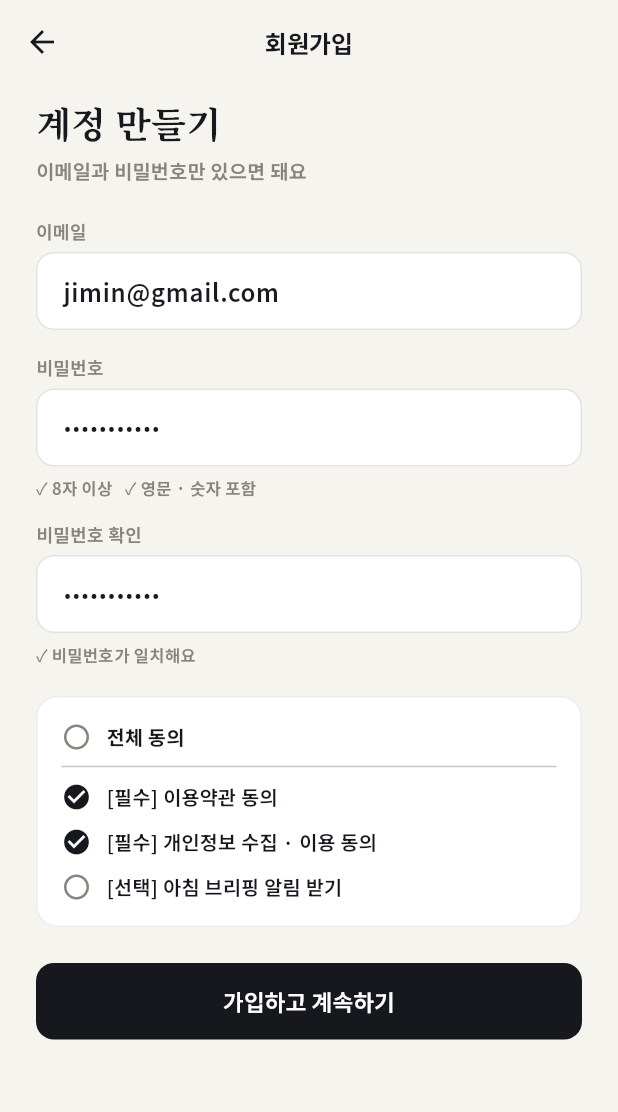
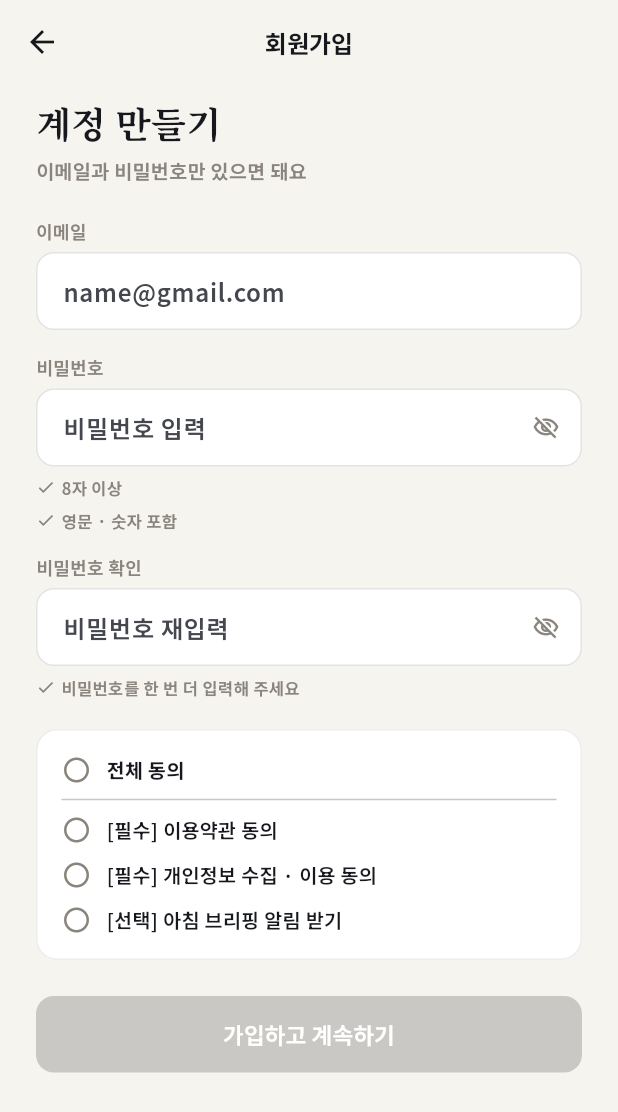
Before and after one commit to Oneul-Economy/Oneul-Economy, a Flutter app: the SignUpScreen screen opened directly, on a phone screen of 412 x 824 dp. Shown: the top 1112 px of the screen. Run offline on Flutter 3.47's test engine with Material 3 defaults, Android fonts, the phone set to English and light mode, and no system bars; project files that could hold a hidden picture were left out.

Commit message:
feat: 로그인·회원가입 화면 입력 검사와 상태 표시 (UI만, Firebase 연결 전)
- 미리 채워진 예시 계정·약관 동의 제거
- 로그인: 이메일 형식·빈칸 오류, 빈칸이면 버튼 꺼짐, Enter로 로그인, 비밀번호 찾기는 준비 중 안내
- 회원가입: 비밀번호 규칙(8자·영문·숫자)과 일치 여부를 입력하는 대로 표시, 보기/숨기기,
  규칙·일치·필수 약관을 모두 채워야 버튼이 켜짐
- 실제 로그인·가입은 TODO(#46) 두 곳
- 위젯 테스트 2개

```diff
--- a/Frontend/lib/screens/onboarding_auth_screens.dart
+++ b/Frontend/lib/screens/onboarding_auth_screens.dart
@@ -272,6 +272,80 @@ class _DarkTag extends StatelessWidget {
   }
 }
 
+/// 오류 문구 색. 앱의 다른 빨간색(포트폴리오 상승 등)과 같은 값.
+const _errorRed = Color(0xFFD93025);
+
+final _emailPattern = RegExp(r'^[^@\s]+@[^@\s]+\.[^@\s]+$');
+
+bool _isEmail(String text) => _emailPattern.hasMatch(text.trim());
+
+/// 입력칸 아래 한 줄 안내. [ok]가 null이면 회색 안내, true면 통과, false면 빨간 오류.
+class _HintLine extends StatelessWidget {
+  const _HintLine(this.text, {this.ok});
+
+  final String text;
+  final bool? ok;
+
+  @override
+  Widget build(BuildContext context) {
+    final color = switch (ok) {
+      true => AppColors.ink,
+      false => _errorRed,
+      null => AppColors.muted,
+    };
+    return Padding(
+      padding: const EdgeInsets.only(top: 6),
+      child: Row(
+        children: [
+          Icon(
+            ok == false ? Icons.error_outline : Icons.check,
+            size: 13,
+            color: color,
+          ),
+          const SizedBox(width: 4),
+          Flexible(
+            child: Text(
+              text,
+              style: TextStyle(
+                fontFamily: AppFonts.sans,
+                color: color,
+                fontSize: 11,
+                fontWeight: ok == true ? FontWeight.w600 : FontWeight.w400,
+              ),
+            ),
+          ),
+        ],
+      ),
+    );
+  }
+}
+
+ButtonStyle _primaryButtonStyle() => ElevatedButton.styleFrom(
+      backgroundColor: AppColors.ink,
+      foregroundColor: Colors.white,
+      disabledBackgroundColor: AppColors.ink.withValues(alpha: 0.2),
+      disabledForegroundColor: Colors.white,
+      elevation: 0,
+      padding: const EdgeInsets.symmetric(vertical: 15),
+      shape: RoundedRectangleBorder(borderRadius: BorderRadius.circular(12)),
+    );
+
+Widget _visibilityToggle(bool obscure, VoidCallback onPressed) => IconButton(
+      icon: Icon(
+        obscure ? Icons.visibility_off_outlined : Icons.visibility_outlined,
+        size: 18,
+        color: AppColors.muted,
+      ),
+      tooltip: obscure ? '비밀번호 보기' : '비밀번호 숨기기',
+      onPressed: onPressed,
+    );
+
+void _showNotReady(BuildContext context, String what) {
+  ScaffoldMessenger.of(context)
+    ..hideCurrentSnackBar()
+    ..showSnackBar(SnackBar(content: Text('$what은(는) 준비 중이에요.')));
+}
+
 /// 온보딩 02: 이메일 로그인
 class EmailLoginScreen extends StatefulWidget {
   const EmailLoginScreen({super.key});
@@ -281,9 +355,32 @@ class EmailLoginScreen extends StatefulWidget {
 }
 
 class _EmailLoginScreenState extends State<EmailLoginScreen> {
-  final _emailController = TextEditingController(text: 'jimin@gmail.com');
-  final _passwordController = TextEditingController(text: 'password123');
+  final _emailController = TextEditingController();
+  final _passwordController = TextEditingController();
   bool _obscure = true;
+
+  /// 처음 로그인을 누르기 전에는 빈칸 오류를 보여주지 않음 (들어오자마자 빨간 글자가 뜨지 않게)
+  bool _submitted = false;
+
+  bool get _filled =>
+      _emailController.text.trim().isNotEmpty && _passwordController.text.isNotEmpty;
+
+  String? get _emailError {
+    if (!_submitted) return null;
+    if (_emailController.text.trim().isEmpty) return '이메일을 입력해 주세요';
+    if (!_isEmail(_emailController.text)) return '이메일 형식을 확인해 주세요 (예: name@gmail.com)';
+    return null;
+  }
+
+  String? get _passwordError =>
+      _submitted && _passwordController.text.isEmpty ? '비밀번호를 입력해 주세요' : null;
+
+  void _submit() {
+    setState(() => _submitted = true);
+    if (_emailError != null || _passwordError != null) return;
+    // TODO(#46): Firebase Auth 이메일 로그인 연결. 실패하면 오류 문구를 비밀번호 칸 아래에 표시
+    Navigator.popUntil(context, (r) => r.isFirst);
+  }
 
   @override
   void dispose() {
@@ -304,6 +401,7 @@ class _EmailLoginScreenState extends State<EmailLoginScreen> {
       body: SafeArea(
         child: Padding(
           padding: const EdgeInsets.fromLTRB(24, 8, 24, 24),
+          child: AutofillGroup(
             child: Column(
               crossAxisAlignment: CrossAxisAlignment.stretch,
               children: [
@@ -331,34 +429,41 @@ class _EmailLoginScreenState extends State<EmailLoginScreen> {
                 const SizedBox(height: 6),
                 TextField(
                   controller: _emailController,
+                  keyboardType: TextInputType.emailAddress,
+                  textInputAction: TextInputAction.next,
+                  autofillHints: const [AutofillHints.email],
+                  autocorrect: false,
+                  onChanged: (_) => setState(() {}),
                   decoration: _inputDecoration(
                     prefixIcon: Icons.mail_outline,
                     hint: '이메일 입력',
                   ),
                 ),
+                if (_emailError case final error?) _HintLine(error, ok: false),
                 const SizedBox(height: 16),
                 _fieldLabel('비밀번호'),
                 const SizedBox(height: 6),
                 TextField(
                   controller: _passwordController,
                   obscureText: _obscure,
+                  textInputAction: TextInputAction.done,
+                  autofillHints: const [AutofillHints.password],
+                  onChanged: (_) => setState(() {}),
+                  onSubmitted: (_) => _filled ? _submit() : null,
                   decoration: _inputDecoration(
                     prefixIcon: Icons.lock_outline,
                     hint: '비밀번호 입력',
-                  suffixIcon: IconButton(
-                    icon: Icon(
-                      _obscure ? Icons.visibility_off_outlined : Icons.visibility_outlined,
-                      size: 18,
-                      color: AppColors.muted,
-                    ),
-                    onPressed: () => setState(() => _obscure = !_obscure),
+                    suffixIcon: _visibilityToggle(
+                      _obscure,
+                      () => setState(() => _obscure = !_obscure),
                     ),
                   ),
                 ),
+                if (_passwordError case final error?) _HintLine(error, ok: false),
                 Align(
                   alignment: Alignment.centerRight,
                   child: TextButton(
-                  onPressed: () {},
+                    onPressed: () => _showNotReady(context, '비밀번호 찾기'),
                     child: Text(
                       '비밀번호를 잊으셨나요?',
                       style: TextStyle(
@@ -371,16 +476,8 @@ class _EmailLoginScreenState extends State<EmailLoginScreen> {
                 ),
                 const SizedBox(height: 8),
                 ElevatedButton(
-                onPressed: () => Navigator.popUntil(context, (r) => r.isFirst),
-                style: ElevatedButton.styleFrom(
-                  backgroundColor: AppColors.ink,
-                  foregroundColor: Colors.white,
-                  elevation: 0,
-                  padding: const EdgeInsets.symmetric(vertical: 15),
-                  shape: RoundedRectangleBorder(
-                    borderRadius: BorderRadius.circular(12),
-                  ),
-                ),
+                  onPressed: _filled ? _submit : null,
+                  style: _primaryButtonStyle(),
                   child: Text(
                     '로그인',
                     style: TextStyle(
@@ -425,6 +522,7 @@ class _EmailLoginScreenState extends State<EmailLoginScreen> {
             ),
           ),
         ),
+      ),
     );
   }
 }
@@ -438,14 +536,25 @@ class SignUpScreen extends StatefulWidget {
 }
 
 class _SignUpScreenState extends State<SignUpScreen> {
-  final _emailController = TextEditingController(text: 'jimin@gmail.com');
-  final _pwController = TextEditingController(text: 'password123');
-  final _pwConfirmController = TextEditingController(text: 'password123');
-  bool _agreeTerms = true;
-  bool _agreePrivacy = true;
+  final _emailController = TextEditingController();
+  final _pwController = TextEditingController();
+  final _pwConfirmController = TextEditingController();
+  bool _obscurePw = true;
+  bool _obscureConfirm = true;
+  bool _agreeTerms = false;
+  bool _agreePrivacy = false;
   bool _agreeMarketing = false;
 
   bool get _allAgreed => _agreeTerms && _agreePrivacy && _agreeMarketing;
+
+  String get _pw => _pwController.text;
+  bool get _emailOk => _isEmail(_emailController.text);
+  bool get _lengthOk => _pw.length >= 8;
+  bool get _mixOk => RegExp(r'[A-Za-z]').hasMatch(_pw) && RegExp(r'\d').hasMatch(_pw);
+  bool get _matchOk => _pwConfirmController.text.isNotEmpty && _pwConfirmController.text == _pw;
+
+  bool get _canSubmit =>
+      _emailOk && _lengthOk && _mixOk && _matchOk && _agreeTerms && _agreePrivacy;
 
   void _toggleAll() {
     final next = !_allAgreed;
@@ -456,6 +565,14 @@ class _SignUpScreenState extends State<SignUpScreen> {
     });
   }
 
+  void _submit() {
+    // TODO(#46): Firebase Auth 이메일 가입 연결. 이미 가입된 이메일 등 실패 문구를 이메일 칸 아래에 표시
+    Navigator.push(
+      context,
+      MaterialPageRoute(builder: (_) => const OnboardingBasicInfoScreen()),
+    );
+  }
+
   @override
   void dispose() {
     _emailController.dispose();
@@ -464,8 +581,13 @@ class _SignUpScreenState extends State<SignUpScreen> {
     super.dispose();
   }
 
+  /// 비밀번호 규칙: 아직 안 썼으면 회색 안내, 쓰기 시작하면 통과/미통과 표시
+  bool? _rule(bool ok) => _pw.isEmpty ? null : (ok ? true : false);
+
   @override
   Widget build(BuildContext context) {
+    final email = _emailController.text.trim();
+    final confirm = _pwConfirmController.text;
     return Scaffold(
       backgroundColor: AppColors.paper,
       appBar: AppBar(
@@ -485,6 +607,7 @@ class _SignUpScreenState extends State<SignUpScreen> {
       body: SafeArea(
         child: SingleChildScrollView(
           padding: const EdgeInsets.fromLTRB(24, 8, 24, 24),
+          child: AutofillGroup(
             child: Column(
               crossAxisAlignment: CrossAxisAlignment.stretch,
               children: [
@@ -511,42 +634,61 @@ class _SignUpScreenState extends State<SignUpScreen> {
                 const SizedBox(height: 6),
                 TextField(
                   controller: _emailController,
-                decoration: _inputDecoration(hint: 'jimin@gmail.com'),
+                  keyboardType: TextInputType.emailAddress,
+                  textInputAction: TextInputAction.next,
+                  autofillHints: const [AutofillHints.email],
+                  autocorrect: false,
+                  onChanged: (_) => setState(() {}),
+                  decoration: _inputDecoration(hint: 'name@gmail.com'),
                 ),
+                if (email.isNotEmpty && !_emailOk)
+                  const _HintLine('이메일 형식을 확인해 주세요', ok: false),
                 const SizedBox(height: 16),
                 _fieldLabel('비밀번호'),
                 const SizedBox(height: 6),
                 TextField(
                   controller: _pwController,
-                obscureText: true,
-                decoration: _inputDecoration(hint: '비밀번호 입력'),
+                  obscureText: _obscurePw,
+                  textInputAction: TextInputAction.next,
+                  autofillHints: const [AutofillHints.newPassword],
+                  onChanged: (_) => setState(() {}),
+                  decoration: _inputDecoration(
+                    hint: '비밀번호 입력',
+                    suffixIcon: _visibilityToggle(
+                      _obscurePw,
+                      () => setState(() => _obscurePw = !_obscurePw),
                     ),
-              const SizedBox(height: 6),
-              Text(
-                '✓ 8자 이상   ✓ 영문 · 숫자 포함',
-                style: TextStyle(
-                  fontFamily: AppFonts.sans,
-                  color: AppColors.muted,
-                  fontSize: 11,
                   ),
+                ),
+                Wrap(
+                  spacing: 14,
+                  children: [
+                    _HintLine('8자 이상', ok: _rule(_lengthOk)),
+                    _HintLine('영문 · 숫자 포함', ok: _rule(_mixOk)),
+                  ],
                 ),
                 const SizedBox(height: 14),
                 _fieldLabel('비밀번호 확인'),
                 const SizedBox(height: 6),
                 TextField(
                   controller: _pwConfirmController,
-                obscureText: true,
-                decoration: _inputDecoration(hint: '비밀번호 재입력'),
-              ),
-              const SizedBox(height: 6),
-              Text(
-                '✓ 비밀번호가 일치해요',
-                style: TextStyle(
-                  fontFamily: AppFonts.sans,
-                  color: AppColors.muted,
-                  fontSize: 11,
+                  obscureText: _obscureConfirm,
+                  textInputAction: TextInputAction.done,
+                  onChanged: (_) => setState(() {}),
+                  decoration: _inputDecoration(
+                    hint: '비밀번호 재입력',
+                    suffixIcon: _visibilityToggle(
+                      _obscureConfirm,
+                      () => setState(() => _obscureConfirm = !_obscureConfirm),
                     ),
                   ),
+                ),
+                if (confirm.isEmpty)
+                  const _HintLine('비밀번호를 한 번 더 입력해 주세요')
+                else if (_matchOk)
+                  const _HintLine('비밀번호가 일치해요', ok: true)
+                else
+                  const _HintLine('비밀번호가 일치하지 않아요', ok: false),
                 const SizedBox(height: 20),
                 Container(
                   padding: const EdgeInsets.all(16),
@@ -589,23 +731,8 @@ class _SignUpScreenState extends State<SignUpScreen> {
                 ),
                 const SizedBox(height: 24),
                 ElevatedButton(
-                onPressed: () {
-                  Navigator.push(
-                    context,
-                    MaterialPageRoute(
-                      builder: (_) => const OnboardingBasicInfoScreen(),
-                    ),
-                  );
-                },
-                style: ElevatedButton.styleFrom(
-                  backgroundColor: AppColors.ink,
-                  foregroundColor: Colors.white,
-                  elevation: 0,
-                  padding: const EdgeInsets.symmetric(vertical: 15),
-                  shape: RoundedRectangleBorder(
-                    borderRadius: BorderRadius.circular(12),
-                  ),
-                ),
+                  onPressed: _canSubmit ? _submit : null,
+                  style: _primaryButtonStyle(),
                   child: Text(
                     '가입하고 계속하기',
                     style: TextStyle(
@@ -615,7 +742,13 @@ class _SignUpScreenState extends State<SignUpScreen> {
                     ),
                   ),
                 ),
+                if (!_canSubmit && _pw.isNotEmpty && _matchOk && !(_agreeTerms && _agreePrivacy))
+                  const Padding(
+                    padding: EdgeInsets.only(top: 8),
+                    child: Center(child: _HintLine('필수 약관에 동의해 주세요')),
+                  ),
               ],
+            ),
           ),
         ),
       ),
```
Also changed, not shown: 1 other file. Lines whose indentation alone changed are shown as unchanged.
